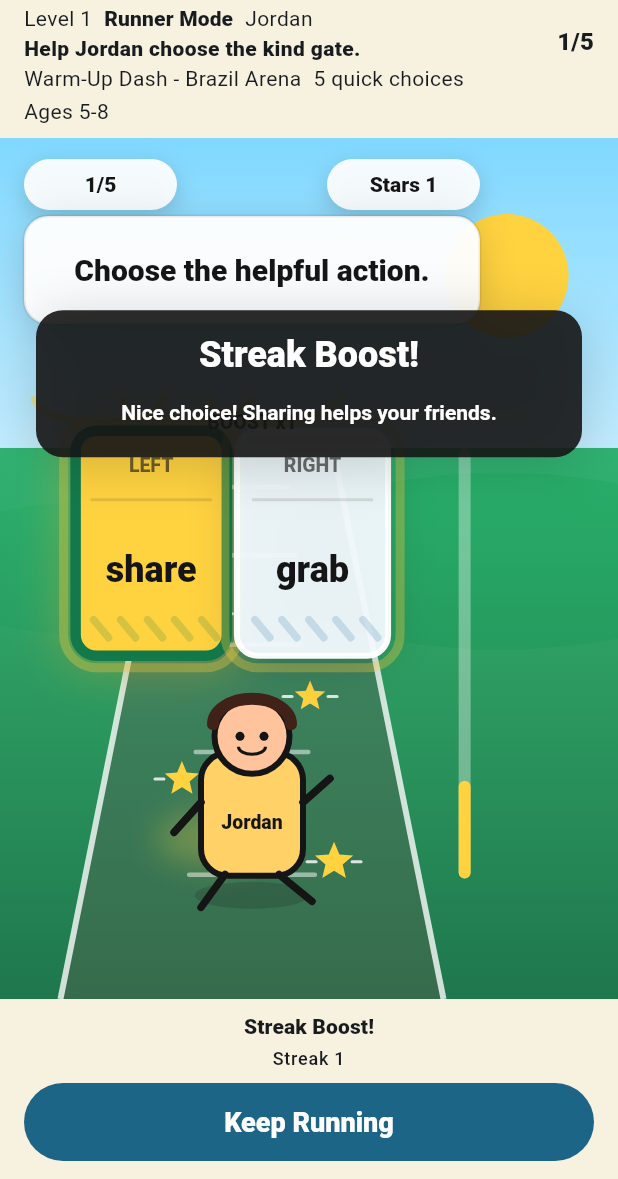
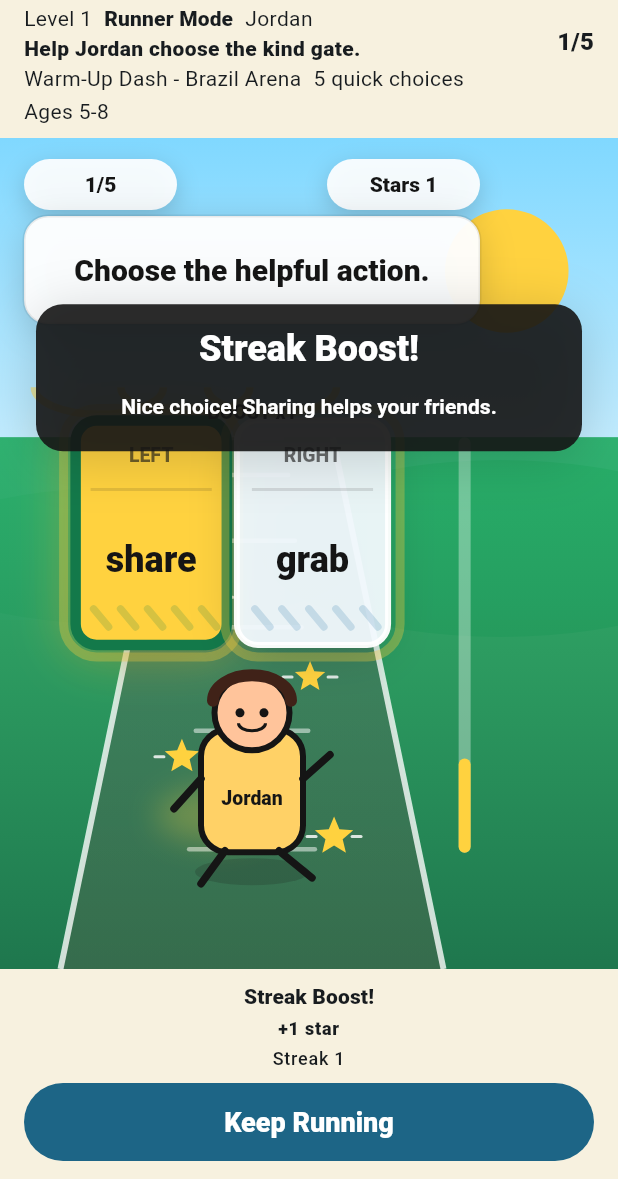
Before and after one commit to vanessakn/NinjaRunner, a Flutter app: the screen it shows after launch, after a tap on "Start Run", after a tap on "share", on a phone screen of 412 x 824 dp, the part 57-1236 px from its top. Run offline on Flutter 3.47's test engine with Material 3 defaults, Android fonts, the phone set to English and light mode, and no system bars; our stand-ins replace shared_preferences.

Commit message:
feat: clarify runner feedback

```diff
--- a/lib/ninja_runner/ui/ninja_runner_screen.dart
+++ b/lib/ninja_runner/ui/ninja_runner_screen.dart
@@ -439,6 +439,14 @@ class _Controls extends StatelessWidget {
               ),
               const SizedBox(height: 4),
               Text(
+                _feedbackDetail(controller),
+                textAlign: TextAlign.center,
+                style: Theme.of(context).textTheme.labelMedium?.copyWith(
+                      fontWeight: FontWeight.w800,
+                    ),
+              ),
+              const SizedBox(height: 4),
+              Text(
                 'Streak ${state.streak}',
                 textAlign: TextAlign.center,
                 style: Theme.of(context).textTheme.labelMedium,
@@ -497,6 +505,17 @@ class _Controls extends StatelessWidget {
         RunnerPhase.error => const Text('The run needs a quick reset.'),
       },
     );
+  }
+
+  String _feedbackDetail(RunnerController controller) {
+    final result = controller.state.lastResult;
+    if (result == null) {
+      return '';
+    }
+    if (result.isCorrect) {
+      return '+1 star';
+    }
+    return 'Correct gate: ${controller.currentPrompt.correctAnswer.label}';
   }
 }
 
```
Also changed, not shown: 1 other file.
